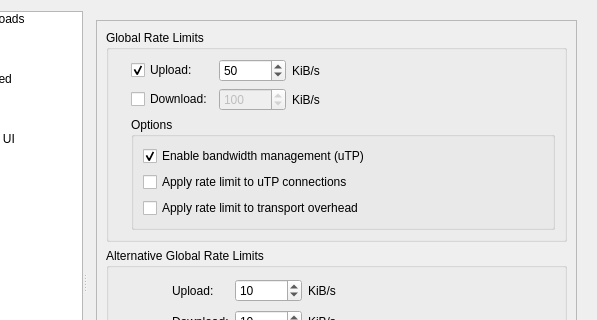
Old version of the form src/preferences/options.ui in the repository qbittorrent/qBittorrent; both pictures show x 182 to 779 and y 0 to 320 of the 779 by 591 pixel window.
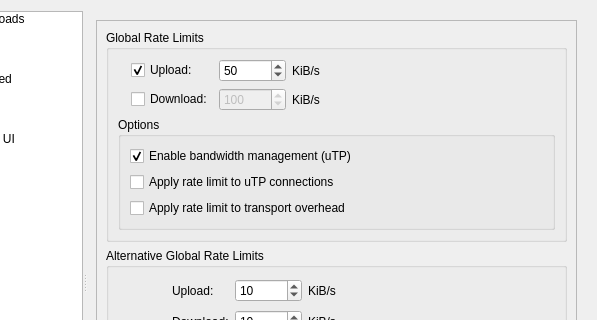
New version of the form. The open tabs and pages were chosen to show the change. Icons and pictures are not drawn.

Commit message: Make the speed limit preference pane more visually consistent (use of Qt designer here)

Diff of the .ui file:
```diff
--- a/src/preferences/options.ui
+++ b/src/preferences/options.ui
@@ -1516,6 +1516,8 @@
               <property name="title">
                <string>Global Rate Limits</string>
               </property>
+              <layout class="QVBoxLayout" name="verticalLayout_30">
+               <item>
               <layout class="QGridLayout" name="gridLayout_7">
                <item row="0" column="0">
                 <widget class="QLabel" name="label_5">
@@ -1613,7 +1615,9 @@
                  </property>
                 </spacer>
                </item>
-               <item row="1" column="1" colspan="2">
+                </layout>
+               </item>
+               <item>
                 <widget class="QGroupBox" name="groupBox_5">
                  <property name="title">
                   <string>Options</string>
```
Lines whose indentation alone changed are shown as unchanged.
